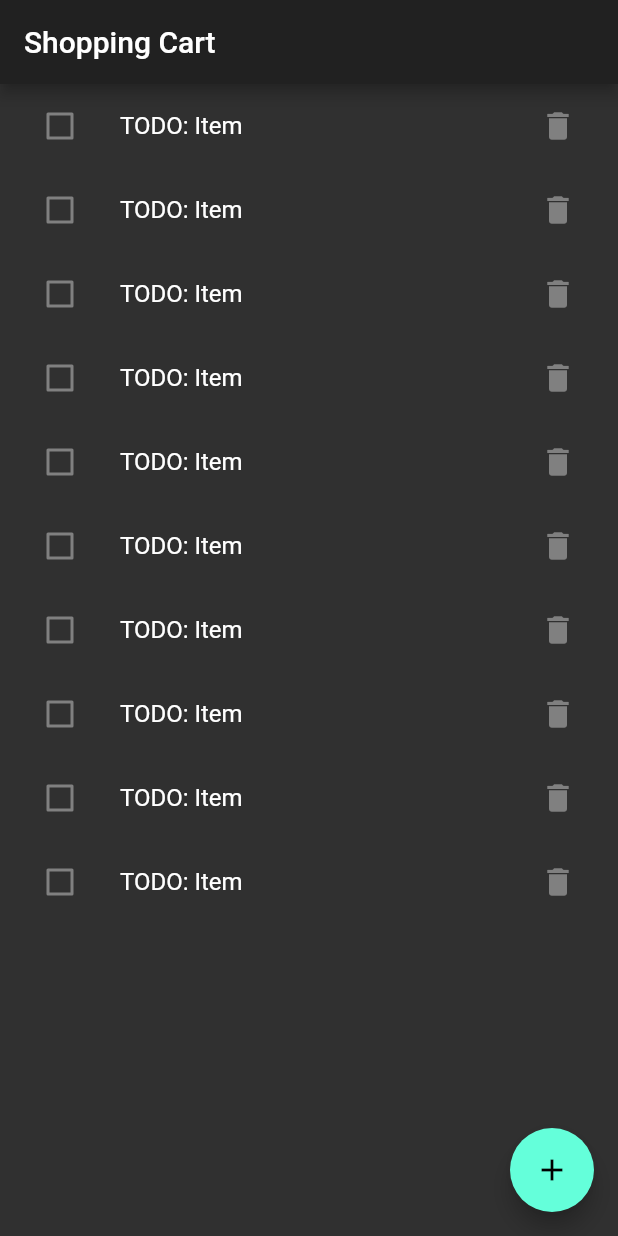
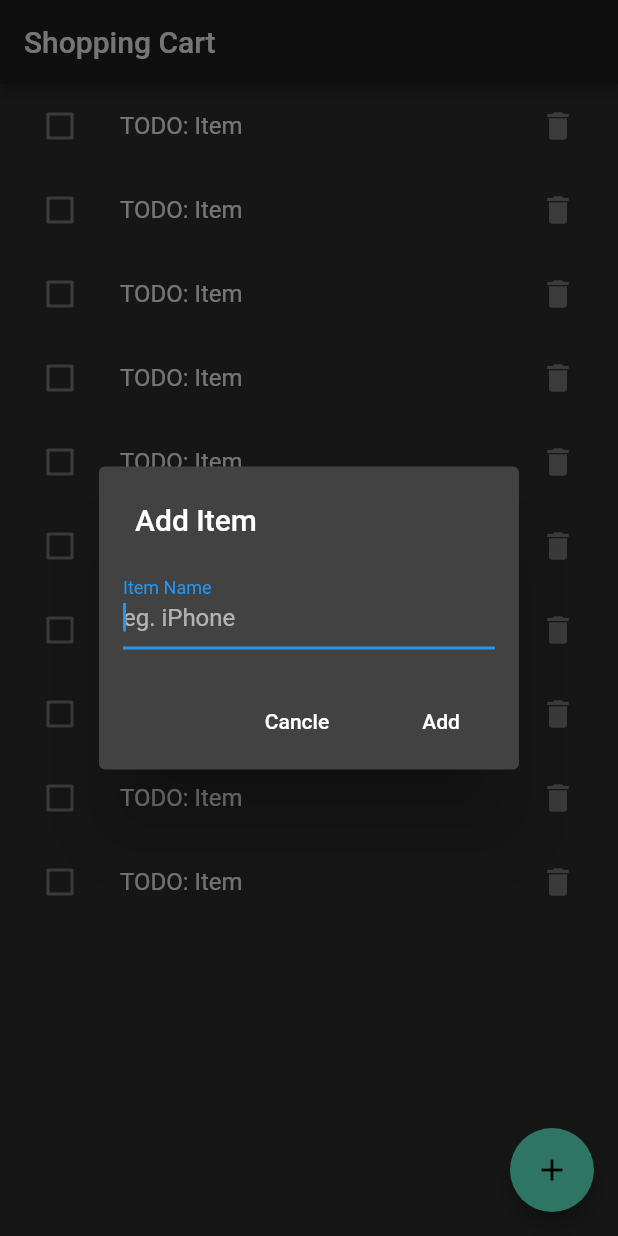
Before and after one commit to shofizone/flutter_shopping_cart_redux, a Flutter app: the screen it shows after launch, after a tap on the "add" icon, on a phone screen of 412 x 824 dp. Run offline on Flutter 3.47's test engine with Material 2 defaults, Android fonts, the phone set to English and light mode, and no system bars.

Commit message:
complete ui

```diff
--- /dev/null
+++ b/lib/add_item_dialog.dart
@@ -0,0 +1,34 @@
+import 'package:flutter/material.dart';
+
+class AddItemDialog extends StatefulWidget {
+  @override
+  _AddItemDialogState createState() => _AddItemDialogState();
+}
+
+class _AddItemDialogState extends State<AddItemDialog> {
+  @override
+  Widget build(BuildContext context) {
+    return AlertDialog(
+      title: Text("Add Item"),
+      contentPadding: EdgeInsets.all(16.0),
+      content: Row(
+        children: <Widget>[
+          Expanded(
+            child: TextField(
+              autofocus: true,
+              decoration: InputDecoration(
+                labelText: "Item Name",
+                hintText: "eg. iPhone"
+              ),
+            ),
+          ),
+        ],
+      ),
+
+      actions: <Widget>[
+        FlatButton(onPressed: (){Navigator.pop(context);},child: Text("Cancle"),),
+        FlatButton(onPressed: (){Navigator.pop(context);},child: Text("Add"),),
+      ],
+    );
+  }
+}
--- /dev/null
+++ b/lib/models/cart_item.dart
@@ -0,0 +1,17 @@
+
+
+import 'package:flutter/cupertino.dart';
+
+class CartItem{
+  String name;
+  bool checked;
+
+  CartItem({@required this.name, @required this.checked});
+
+  @override
+  String toString() {
+    return 'CartItem{name: $name, checked: $checked}';
+  }
+
+
+}
--- a/lib/shopping_cart.dart
+++ b/lib/shopping_cart.dart
@@ -1,5 +1,7 @@
 import 'package:flutter/material.dart';
 import 'package:shopping_cart_redux/shopping_list.dart';
+
+import 'add_item_dialog.dart';
 
 class ShoppingCart extends StatefulWidget {
   @override
@@ -13,8 +15,14 @@ class _ShoppingCartState extends State<ShoppingCart> {
       appBar: AppBar(
         title: Text("Shopping Cart"),
       ),
-      floatingActionButton: FloatingActionButton(onPressed: () {},child: Icon(Icons.add),),
+      floatingActionButton: FloatingActionButton(onPressed:()=>_openAddItemDialog(context),child: Icon(Icons.add),),
       body: ShoppingList(),
     );
   }
+
+  _openAddItemDialog(context){
+    showDialog(context: context,
+    builder: (BuildContext context)=> AddItemDialog(),
+    );
+  }
 }
```
